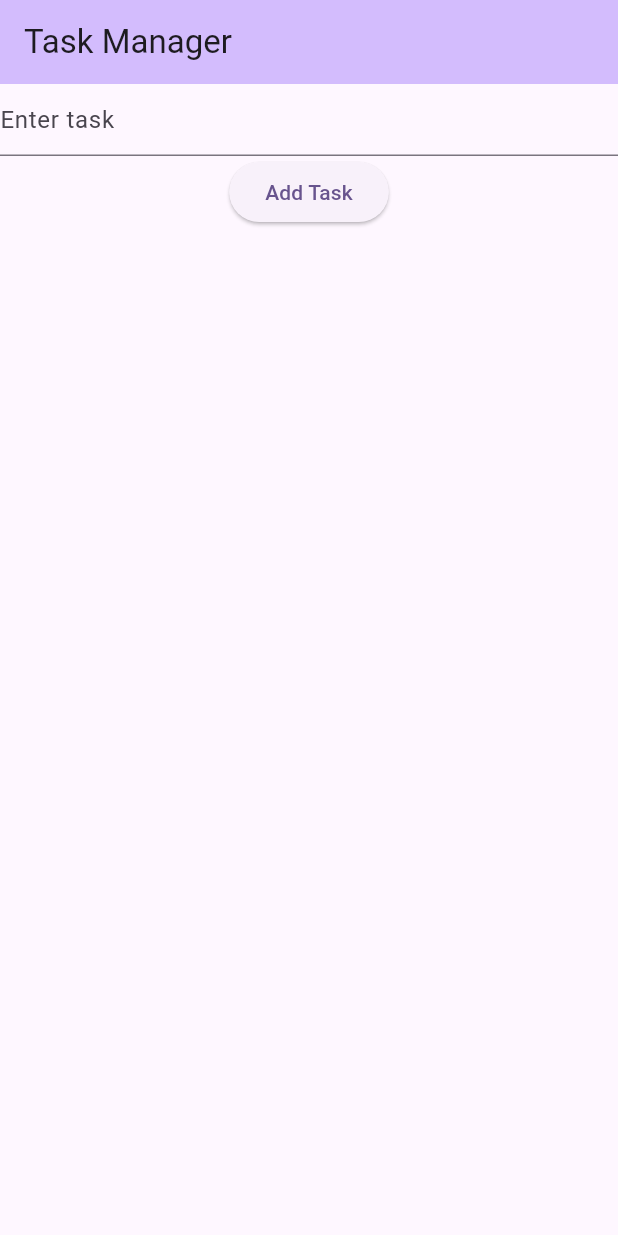
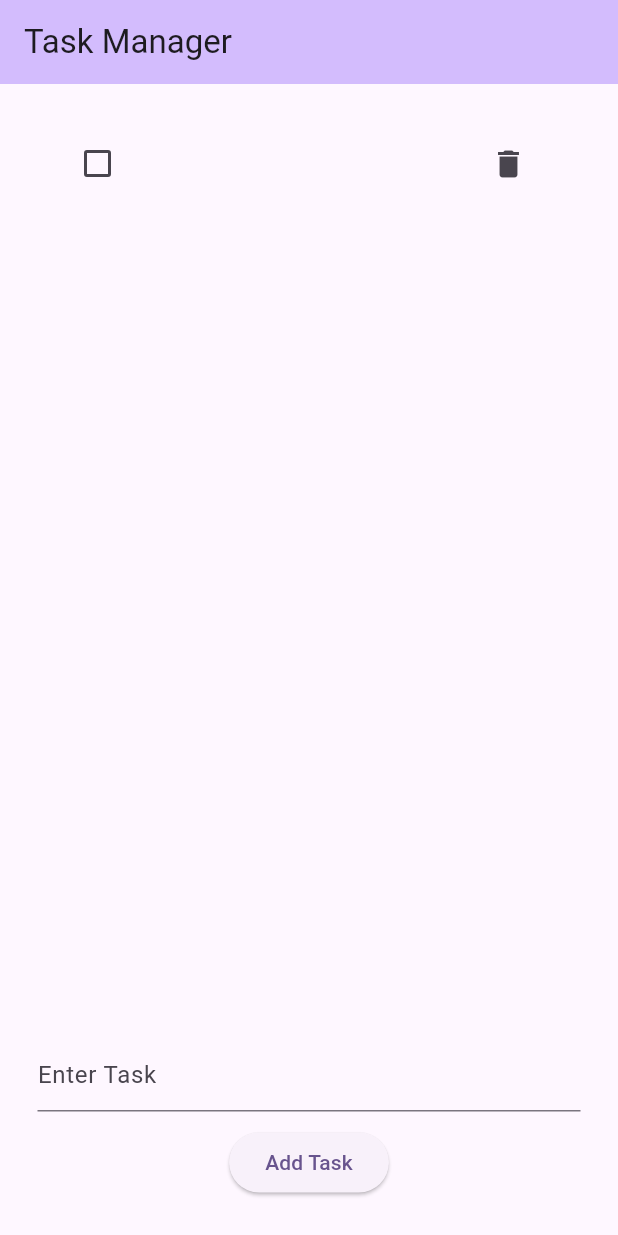
Before and after one commit to llaiza12/task-manager, a Flutter app: the screen it shows after launch, after a tap on "Add Task", on a phone screen of 412 x 824 dp. Run offline on Flutter 3.47's test engine with Material 3 defaults, Android fonts, the phone set to English and light mode, and no system bars.

Commit message:
Add functioning task list with checkboxes and delete functionality

```diff
--- a/lib/main.dart
+++ b/lib/main.dart
@@ -29,6 +29,17 @@ class MyHomePage extends StatefulWidget {
 
 class _MyHomePageState extends State<MyHomePage> {
   final TextEditingController _controller = TextEditingController();
+  List<String> tasks = [];
+  List<bool> checked = [];
+
+  void addTask() {
+    String userTask = _controller.text;
+    setState(() {
+      tasks.add(userTask);
+      checked.add(false);
+      _controller.clear();
+    });
+  }
 
   @override
   Widget build(BuildContext context) {
@@ -37,15 +48,44 @@ class _MyHomePageState extends State<MyHomePage> {
         backgroundColor: Theme.of(context).colorScheme.inversePrimary,
         title: Text(widget.title),
       ),
-      body: SingleChildScrollView(
+      body: Padding(
+        padding: const EdgeInsets.all(25),
         child: Column(
           mainAxisAlignment: MainAxisAlignment.center,
           children: [
+            Expanded(
+              child: ListView.builder(
+                itemCount: tasks.length,
+                itemBuilder: (context, index) {
+                  return ListTile(
+                    leading: Checkbox(
+                      value: checked[index],
+                      onChanged: (bool? newValue) {
+                        setState(() {
+                          checked[index] = newValue!;
+                        });
+                      },
+                    ),
+                    title: Text(tasks[index]),
+                    trailing: IconButton(
+                      icon: Icon(Icons.delete),
+                      onPressed: () {
+                        setState(() {
+                          tasks.removeAt(index);
+                          checked.removeAt(index);
+                        });
+                      },
+                    ),
+                  );
+                },
+              ),
+            ),
             TextField(
               controller: _controller,
-              decoration: InputDecoration(hintText: 'Enter task'),
+              decoration: InputDecoration(hintText: 'Enter Task'),
             ),
-            ElevatedButton(onPressed: () {}, child: Text("Add Task")),
+            SizedBox(height: 10),
+            ElevatedButton(onPressed: addTask, child: Text("Add Task")),
           ],
         ),
       ),
```
